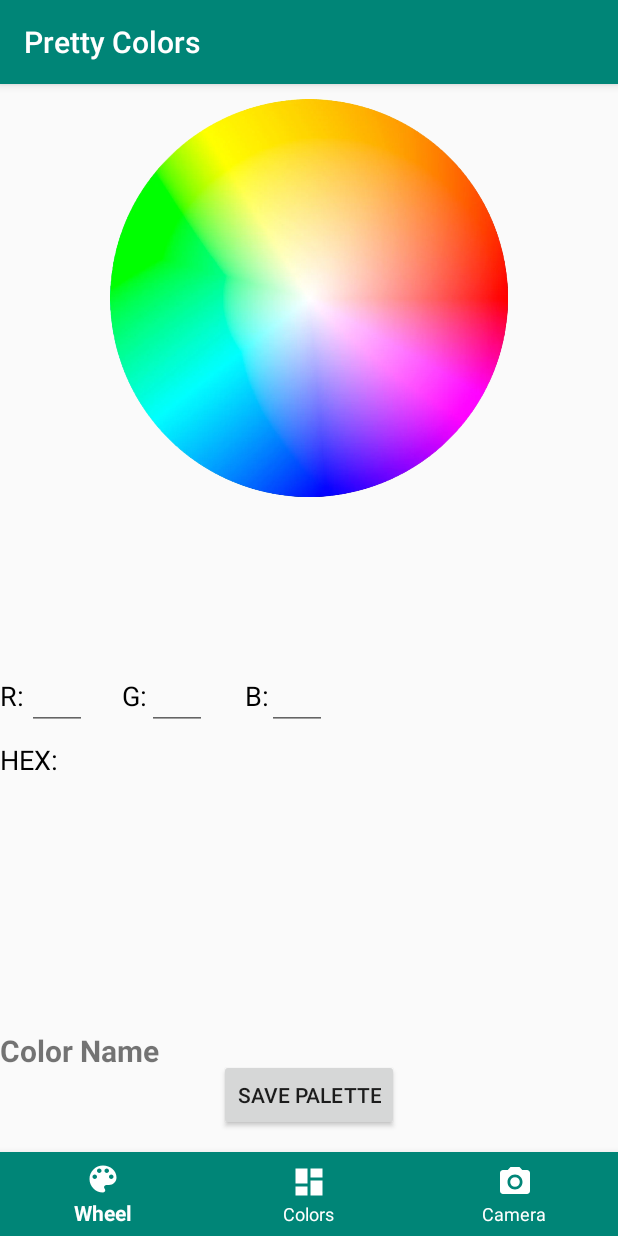
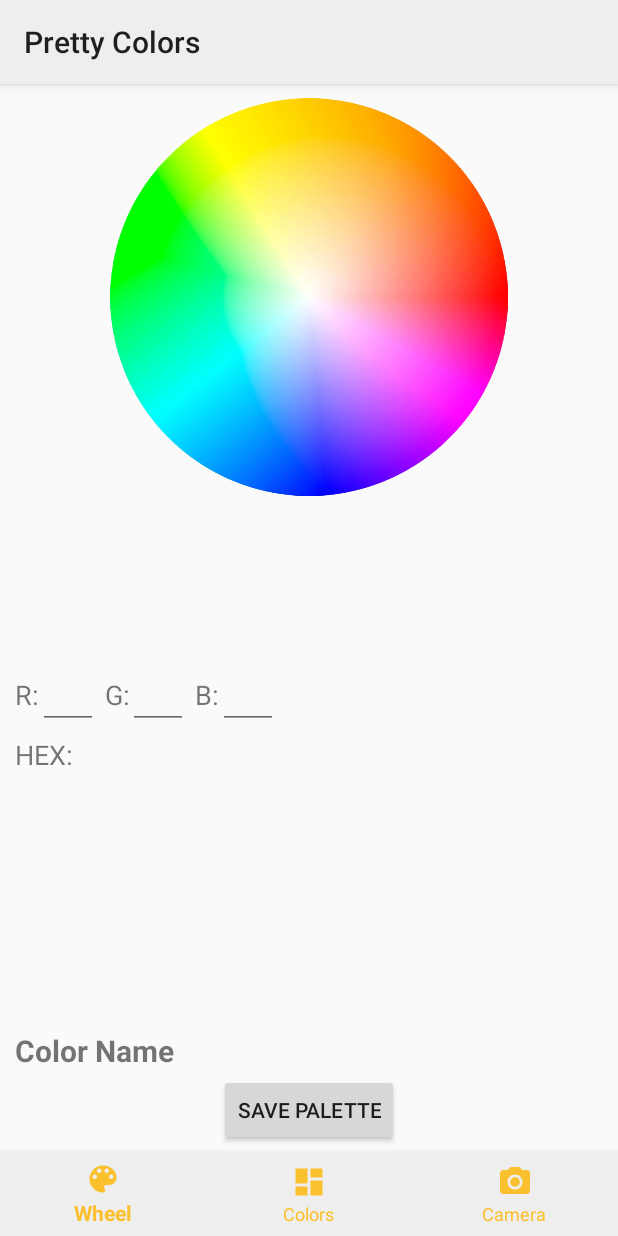
Before and after one commit to VishBK/PrettyColors, an Android app: the screen it shows after launch (MainActivity), after a tap on "SAVE PALETTE", on a phone screen of 412 x 824 dp. Run offline under Robolectric (Android 15) with nearby library versions, the phone set to English and light mode, and no system bars; our stand-ins replace Volley.

Commit message:
Added light theme, cleaned up code, and fixed color wheel out of bounds bug

```diff
--- a/app/src/main/AndroidManifest.xml
+++ b/app/src/main/AndroidManifest.xml
@@ -15,7 +15,8 @@
         <activity
             android:name=".MainActivity"
             android:label="@string/app_name"
-            android:windowSoftInputMode="adjustPan" >
+            android:windowSoftInputMode="adjustPan"
+            android:theme="@style/AppTheme">
             <intent-filter>
                 <action android:name="android.intent.action.MAIN" />
 
--- a/app/src/main/java/com/example/vishk/prettycolors/MainActivity.java
+++ b/app/src/main/java/com/example/vishk/prettycolors/MainActivity.java
@@ -9,6 +9,7 @@ import android.support.design.widget.BottomNavigationView;
 import android.support.v4.app.Fragment;
 import android.support.v4.app.FragmentTransaction;
 import android.support.v7.app.AppCompatActivity;
+import android.support.v7.widget.Toolbar;
 import android.view.MenuItem;
 import android.view.MotionEvent;
 import android.view.View;
@@ -32,6 +33,9 @@ public class MainActivity extends AppCompatActivity {
     protected void onCreate(Bundle savedInstanceState) {
         super.onCreate(savedInstanceState);
         setContentView(R.layout.activity_main);
+
+        Toolbar myToolbar = findViewById(R.id.my_toolbar);
+        setSupportActionBar(myToolbar);
 
         mTextMessage = findViewById(R.id.message);
         mMainFrame = findViewById(R.id.main_frame);
--- a/app/src/main/res/layout/activity_main.xml
+++ b/app/src/main/res/layout/activity_main.xml
@@ -13,8 +13,8 @@
         android:layout_height="wrap_content"
         android:background="?android:attr/windowBackground"
         app:itemBackground="@color/colorPrimary"
-        app:itemIconTint="@color/colorWhite"
-        app:itemTextColor="@color/colorWhite"
+        app:itemIconTint="@color/colorAccent"
+        app:itemTextColor="@color/colorAccent"
         app:layout_constraintBottom_toBottomOf="parent"
         app:layout_constraintLeft_toLeftOf="parent"
         app:layout_constraintRight_toRightOf="parent"
@@ -32,4 +32,13 @@
 
     </FrameLayout>
 
+    <android.support.v7.widget.Toolbar
+        android:id="@+id/my_toolbar"
+        android:layout_width="match_parent"
+        android:layout_height="?attr/actionBarSize"
+        android:background="?attr/colorPrimary"
+        android:elevation="4dp"
+        android:theme="@style/ThemeOverlay.AppCompat.ActionBar"
+        app:popupTheme="@style/ThemeOverlay.AppCompat.Light"/>
+
 </android.support.constraint.ConstraintLayout>
--- a/app/src/main/res/layout/fragment_colors.xml
+++ b/app/src/main/res/layout/fragment_colors.xml
@@ -5,11 +5,11 @@
     android:layout_height="match_parent"
     tools:context=".ColorsFragment">
 
-    <!-- TODO: Update blank fragment layout -->
-
     <android.support.v7.widget.RecyclerView
         android:id="@+id/recyclerView"
         android:layout_width="match_parent"
-        android:layout_height="match_parent"></android.support.v7.widget.RecyclerView>
+        android:layout_height="match_parent" >
+
+    </android.support.v7.widget.RecyclerView>
 
 </FrameLayout>
--- a/app/src/main/res/layout/fragment_wheel.xml
+++ b/app/src/main/res/layout/fragment_wheel.xml
@@ -3,26 +3,17 @@
     xmlns:tools="http://schemas.android.com/tools"
     android:layout_width="match_parent"
     android:layout_height="match_parent"
-    tools:context=".WheelFragment">
+    tools:context=".WheelFragment" >
 
     <ImageView
         android:id="@+id/imageView"
         android:layout_width="wrap_content"
         android:layout_height="265dp"
-        android:layout_marginTop="10dp"
+        android:layout_alignParentStart="true"
+        android:layout_marginStart="0dp"
+        android:layout_marginTop="65dp"
         android:contentDescription="Color Wheel"
         android:src="@drawable/color_wheel" />
-
-    <TextView
-        android:id="@+id/hexResult"
-        android:layout_width="match_parent"
-        android:layout_height="wrap_content"
-        android:layout_below="@+id/colorView1"
-        android:layout_alignParentStart="true"
-        android:layout_marginTop="10dp"
-        android:text="R:              G:              B:              \n\nHEX:"
-        android:textColor="#000"
-        android:textSize="18sp" />
 
     <View
         android:id="@+id/colorView1"
@@ -53,50 +44,90 @@
         android:layout_marginEnd="0dp"
         android:layout_toEndOf="@id/colorView2" />
 
-    <Button
-        android:id="@+id/saveColors"
-        android:layout_width="wrap_content"
+    <TextView
+        android:id="@+id/rVal"
+        android:layout_width="match_parent"
         android:layout_height="wrap_content"
-        android:layout_alignParentBottom="true"
-        android:layout_centerHorizontal="true"
-        android:layout_marginBottom="70dp"
-        android:text="Save Palette" />
+        android:layout_below="@+id/colorView1"
+        android:layout_alignParentStart="true"
+        android:layout_marginTop="10dp"
+        android:layout_marginStart="10dp"
+        android:text="R:"
+        android:textSize="18sp" />
 
     <EditText
         android:id="@+id/editR"
         android:layout_width="40dp"
         android:layout_height="wrap_content"
-        android:layout_alignTop="@+id/hexResult"
-        android:layout_alignParentStart="true"
-        android:layout_marginLeft="18dp"
+        android:layout_alignStart="@+id/rVal"
+        android:layout_alignTop="@+id/rVal"
+        android:layout_marginStart="15dp"
         android:layout_marginTop="-10dp"
         android:ems="10"
+        android:gravity="center_horizontal"
+        android:imeOptions="actionNext"
         android:inputType="number"
-        android:gravity="center_horizontal" />
+        android:maxLines="1" />
+
+    <TextView
+        android:id="@+id/gVal"
+        android:layout_width="match_parent"
+        android:layout_height="wrap_content"
+        android:layout_below="@+id/colorView1"
+        android:layout_alignParentStart="true"
+        android:layout_marginTop="10dp"
+        android:layout_marginStart="70dp"
+        android:text="G:"
+        android:textSize="18sp" />
 
     <EditText
         android:id="@+id/editG"
         android:layout_width="40dp"
         android:layout_height="wrap_content"
-        android:layout_alignTop="@+id/hexResult"
-        android:layout_alignParentStart="true"
-        android:layout_marginLeft="98dp"
+        android:layout_alignStart="@+id/gVal"
+        android:layout_alignTop="@+id/gVal"
+        android:layout_marginStart="15dp"
         android:layout_marginTop="-10dp"
         android:ems="10"
+        android:gravity="center_horizontal"
+        android:imeOptions="actionNext"
         android:inputType="number"
-        android:gravity="center_horizontal" />
+        android:maxLines="1" />
+
+    <TextView
+        android:id="@+id/bVal"
+        android:layout_width="match_parent"
+        android:layout_height="wrap_content"
+        android:layout_below="@+id/colorView1"
+        android:layout_alignParentStart="true"
+        android:layout_marginTop="10dp"
+        android:layout_marginStart="130dp"
+        android:text="B:"
+        android:textSize="18sp" />
 
     <EditText
         android:id="@+id/editB"
         android:layout_width="40dp"
         android:layout_height="wrap_content"
-        android:layout_alignTop="@+id/hexResult"
-        android:layout_alignParentStart="true"
-        android:layout_marginLeft="178dp"
+        android:layout_alignStart="@+id/bVal"
+        android:layout_alignTop="@+id/bVal"
+        android:layout_marginStart="15dp"
         android:layout_marginTop="-10dp"
         android:ems="10"
+        android:gravity="center_horizontal"
+        android:imeOptions="actionDone"
         android:inputType="number"
-        android:gravity="center_horizontal" />
+        android:maxLines="1" />
+
+    <TextView
+        android:id="@+id/hexVal"
+        android:layout_width="wrap_content"
+        android:layout_height="wrap_content"
+        android:layout_below="@+id/rVal"
+        android:layout_marginTop="15dp"
+        android:layout_marginLeft="10dp"
+        android:text="HEX:"
+        android:textSize="18sp" />
 
     <TextView
         android:id="@+id/colorName"
@@ -104,9 +135,19 @@
         android:layout_height="wrap_content"
         android:layout_alignParentStart="true"
         android:layout_alignParentBottom="true"
+        android:layout_marginStart="10dp"
         android:layout_marginBottom="110dp"
         android:text="Color Name"
-        android:textStyle="bold"
-        android:textSize="20dp" />
+        android:textSize="20sp"
+        android:textStyle="bold" />
+
+    <Button
+        android:id="@+id/saveColors"
+        android:layout_width="wrap_content"
+        android:layout_height="wrap_content"
+        android:layout_alignParentBottom="true"
+        android:layout_centerHorizontal="true"
+        android:layout_marginBottom="60dp"
+        android:text="Save Palette" />
 
 </RelativeLayout>
--- a/app/src/main/res/values/colors.xml
+++ b/app/src/main/res/values/colors.xml
@@ -1,7 +1,7 @@
 <?xml version="1.0" encoding="utf-8"?>
 <resources>
-    <color name="colorPrimary">#008577</color>
-    <color name="colorPrimaryDark">#00574B</color>
-    <color name="colorAccent">#D81B60</color>
+    <color name="colorPrimary">#eeeeee</color>
+    <color name="colorPrimaryDark">#bcbcbc</color>
+    <color name="colorAccent">#fbc02d</color>
     <color name="colorWhite">#FFFF</color>
 </resources>
--- a/app/src/main/res/values/strings.xml
+++ b/app/src/main/res/values/strings.xml
@@ -4,6 +4,4 @@
     <string name="title_dashboard">Colors</string>
     <string name="title_camera">Camera</string>
 
-    <!-- TODO: Remove or change this placeholder text -->
-    <string name="hello_blank_fragment">Hello blank fragment</string>
 </resources>
--- a/app/src/main/res/values/styles.xml
+++ b/app/src/main/res/values/styles.xml
@@ -1,7 +1,7 @@
 <resources>
 
     <!-- Base application theme. -->
-    <style name="AppTheme" parent="Theme.AppCompat.Light.DarkActionBar">
+    <style name="AppTheme" parent="Theme.AppCompat.Light.NoActionBar">
         <!-- Customize your theme here. -->
         <item name="colorPrimary">@color/colorPrimary</item>
         <item name="colorPrimaryDark">@color/colorPrimaryDark</item>
```
Also changed, not shown: app/src/main/java/com/example/vishk/prettycolors/WheelFragment.java (+38 -46 lines).
